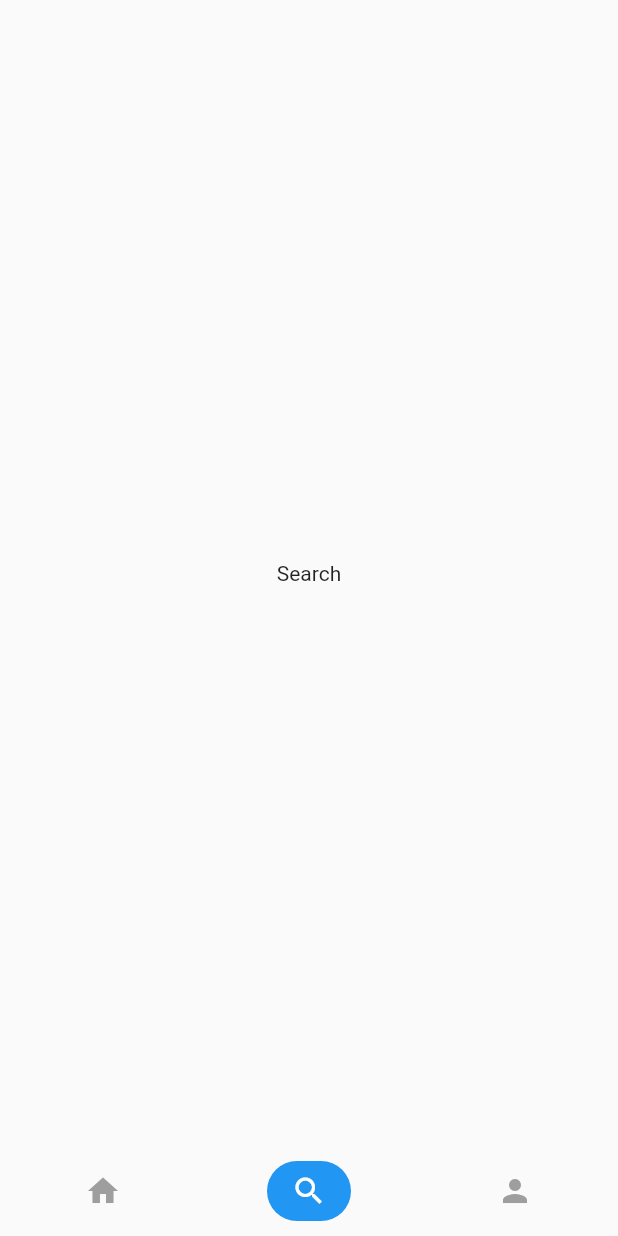
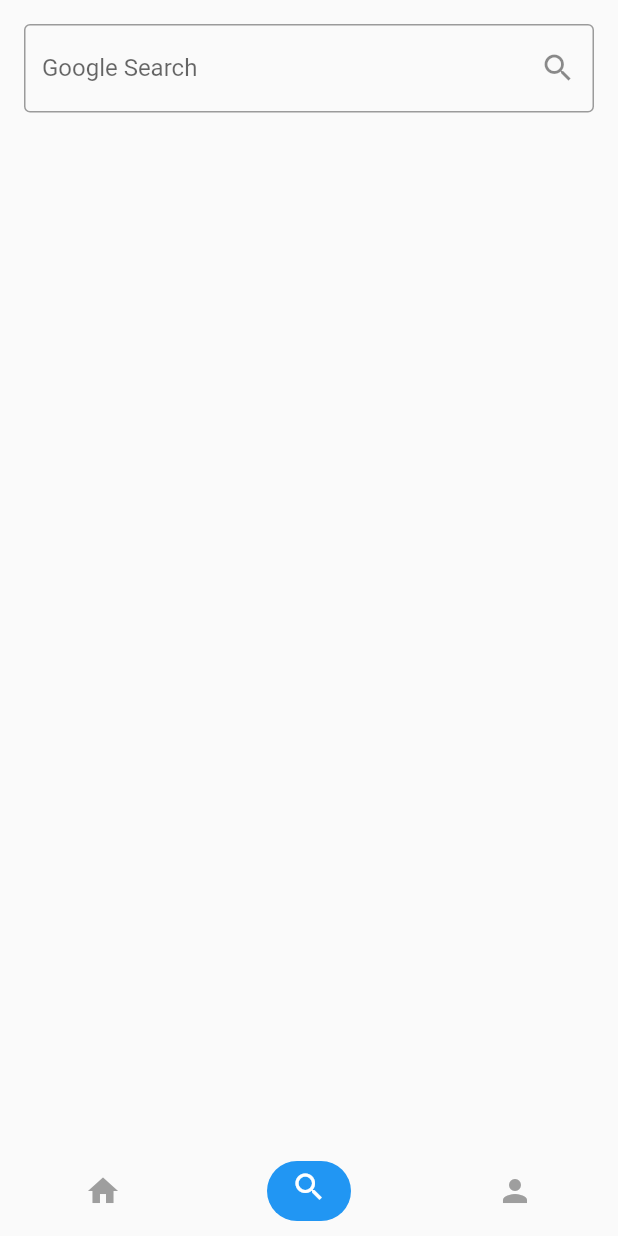
Before and after one commit to 3idjn7/FlutterProjects, a Flutter app: the screen it shows after launch, item 3 of the bottom bar chosen, after a tap on the "search" icon, on a phone screen of 412 x 824 dp. Run offline on Flutter 3.47's test engine with Material 2 defaults, Android fonts, the phone set to English and light mode, and no system bars.

Commit message:
animated bottom bar wasnt animated before so now its animated a little bit haha added clock to home page added google search bar to the search page added image, name and email to the profile page

```diff
--- a/animated_bottom_nav/lib/main.dart
+++ b/animated_bottom_nav/lib/main.dart
@@ -1,5 +1,9 @@
+import 'package:animated_bottom_nav/pages/home_page.dart';
+import 'package:animated_bottom_nav/pages/search_page.dart';
 import 'package:flutter/material.dart';
-import 'animated_bottom_nav.dart';
+import 'ui/animated_bottom_nav.dart';
+
+import 'pages/profile_page.dart';
 
 void main() => runApp(const MyApp());
 
@@ -15,9 +19,9 @@ class _MyAppState extends State<MyApp> {
   int _currentIndex = 0;
 
   final _pages = [
-    const Center(child: Text('Home')),
-    const Center(child: Text('Search')),
-    const Center(child: Text('Profile')),
+    const HomePage(),
+    SearchPage(),
+    const ProfilePage(),
   ];
 
   @override
--- /dev/null
+++ b/animated_bottom_nav/lib/pages/home_page.dart
@@ -0,0 +1,51 @@
+import 'dart:async';
+import 'package:flutter/material.dart';
+import 'package:intl/intl.dart';
+
+class HomePage extends StatefulWidget {
+  const HomePage({super.key});
+
+  @override
+  // ignore: library_private_types_in_public_api
+  _HomePageState createState() => _HomePageState();
+}
+
+class _HomePageState extends State<HomePage> {
+  late String _timeString;
+  late Timer _timer;
+
+  @override
+  void initState() {
+    _timeString = _formatDateTime(DateTime.now());
+    _timer = Timer.periodic(Duration(seconds: 1), (Timer t) => _getTime());
+    super.initState();
+  }
+
+  @override
+  void dispose() {
+    _timer.cancel();
+    super.dispose();
+  }
+
+  String _formatDateTime(DateTime dateTime) {
+    return DateFormat('hh:mm:ss').format(dateTime);
+  }
+
+  void _getTime() {
+    final DateTime now = DateTime.now();
+    final String formattedDateTime = _formatDateTime(now);
+    setState(() {
+      _timeString = formattedDateTime;
+    });
+  }
+
+  @override
+  Widget build(BuildContext context) {
+    return Center(
+      child: Text(
+        _timeString,
+        style: TextStyle(fontSize: 50, fontWeight: FontWeight.bold),
+      ),
+    );
+  }
+}
--- /dev/null
+++ b/animated_bottom_nav/lib/pages/profile_page.dart
@@ -0,0 +1,27 @@
+import 'package:flutter/material.dart';
+
+class ProfilePage extends StatelessWidget {
+  const ProfilePage({super.key});
+
+  @override
+  Widget build(BuildContext context) {
+    return const Center(
+      child: Column(
+        mainAxisAlignment: MainAxisAlignment.center,
+        children: [
+          CircleAvatar(
+            radius: 50,
+            backgroundImage: AssetImage(
+                'assets/Troll-icon.png'),
+          ),
+          SizedBox(height: 20),
+          Text(
+            'John Doe',
+            style: TextStyle(fontSize: 25, fontWeight: FontWeight.bold),
+          ),
+          Text('johndoe@example.com', style: TextStyle(fontSize: 18)),
+        ],
+      ),
+    );
+  }
+}
--- /dev/null
+++ b/animated_bottom_nav/lib/pages/search_page.dart
@@ -0,0 +1,49 @@
+import 'package:flutter/material.dart';
+import 'package:url_launcher/url_launcher.dart';
+
+class SearchPage extends StatefulWidget {
+  const SearchPage({super.key});
+
+  @override
+  _SearchPageState createState() => _SearchPageState();
+}
+
+class _SearchPageState extends State<SearchPage> {
+  final TextEditingController _searchController = TextEditingController();
+
+  _searchOnGoogle() async {
+    final query = _searchController.text;
+    final url = 'https://www.google.com/search?q=$query';
+
+    if (await canLaunchUrl(url as Uri)) {
+      await launchUrl(url as Uri);
+    } else {
+      throw 'Could not launch $url';
+    }
+  }
+
+  @override
+  Widget build(BuildContext context) {
+    return Column(
+      children: [
+        Padding(
+          padding: const EdgeInsets.all(16.0),
+          child: TextField(
+            controller: _searchController,
+            onSubmitted: (value) => _searchOnGoogle(),
+            decoration: InputDecoration(
+              labelText: 'Google Search',
+              border: OutlineInputBorder(),
+              suffixIcon: IconButton(
+                icon: Icon(Icons.search),
+                onPressed: _searchOnGoogle,
+              ),
+            ),
+          ),
+        ),
+        // Other UI elements go here, like local search functionality
+        // ...
+      ],
+    );
+  }
+}
--- a/animated_bottom_nav/lib/animated_bottom_nav.dart
+++ b/animated_bottom_nav/lib/ui/animated_bottom_nav.dart
@@ -15,7 +15,35 @@ class AnimatedBottomNav extends StatefulWidget {
   _AnimatedBottomNavState createState() => _AnimatedBottomNavState();
 }
 
-class _AnimatedBottomNavState extends State<AnimatedBottomNav> {
+class _AnimatedBottomNavState extends State<AnimatedBottomNav>
+    with TickerProviderStateMixin {
+  late List<AnimationController> _controllers;
+  late List<Animation<Offset>> _animations;
+
+  @override
+  void initState() {
+    super.initState();
+
+    _controllers = List.generate(widget.items.length,
+        (index) => AnimationController(duration: Duration(milliseconds: 300), vsync: this));
+
+    _animations = _controllers.map((controller) => Tween<Offset>(
+      begin: const Offset(0, 0),
+      end: const Offset(0, -0.1),
+    ).animate(controller)).toList();
+
+
+    _controllers[widget.currentIndex].value = 1.0;
+  }
+
+  @override
+  void dispose() {
+    for (var controller in _controllers) {
+      controller.dispose();
+    }
+    super.dispose();
+  }
+
   @override
   Widget build(BuildContext context) {
     return Container(
@@ -27,19 +55,28 @@ class _AnimatedBottomNavState extends State<AnimatedBottomNav> {
           bool isSelected = widget.currentIndex == index;
 
           return GestureDetector(
-            onTap: () => widget.onTap(index),
+            onTap: () {
+              setState(() {
+                _controllers[widget.currentIndex].reverse();
+                widget.onTap(index);
+                _controllers[index].forward();
+              });
+            },
             child: AnimatedContainer(
               duration: Duration(milliseconds: 300),
-              padding: const EdgeInsets.symmetric(vertical: 8.0, horizontal: 16.0),
+              padding: EdgeInsets.symmetric(vertical: 8.0, horizontal: 16.0),
               decoration: isSelected
                   ? BoxDecoration(
                       color: item.activeColor,
                       borderRadius: BorderRadius.circular(30.0),
                     )
                   : null,
-              child: Icon(
-                item.icon,
-                color: isSelected ? Colors.white : item.inactiveColor,
+              child: SlideTransition(
+                position: _animations[index],
+                child: Icon(
+                  item.icon,
+                  color: isSelected ? Colors.white : item.inactiveColor,
+                ),
               ),
             ),
           );
```
Also changed, not shown: animated_bottom_nav/pubspec.yaml (+6 -4 lines), animated_bottom_nav/assets/Troll-icon.png (added), animated_bottom_nav/pubspec.lock, 6 other files.
